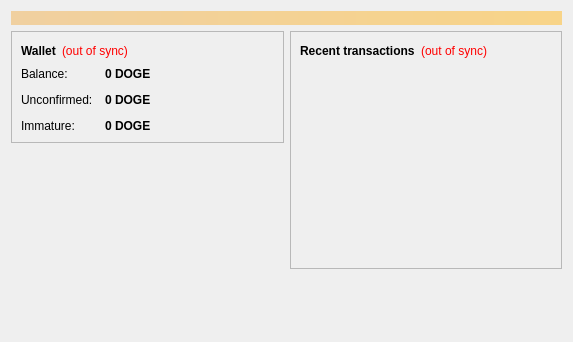
Old version of the form src/qt/forms/overviewpage.ui in the repository canadacoin/coin.
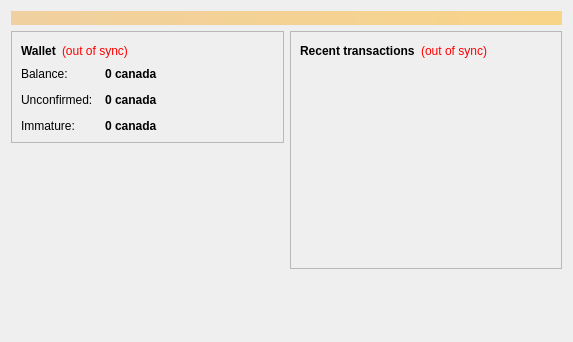
New version of the form. Icons and pictures are not drawn.

Diff of the .ui file:
```diff
--- a/src/qt/forms/overviewpage.ui
+++ b/src/qt/forms/overviewpage.ui
@@ -122,7 +122,7 @@
                <string>Your current balance</string>
               </property>
               <property name="text">
-               <string notr="true">0 DOGE</string>
+               <string notr="true">0 canada</string>
               </property>
               <property name="textInteractionFlags">
                <set>Qt::LinksAccessibleByMouse|Qt::TextSelectableByKeyboard|Qt::TextSelectableByMouse</set>
@@ -151,7 +151,7 @@
                <string>Total of transactions that have yet to be confirmed, and do not yet count toward the current balance</string>
               </property>
               <property name="text">
-               <string notr="true">0 DOGE</string>
+               <string notr="true">0 canada</string>
               </property>
               <property name="textInteractionFlags">
                <set>Qt::LinksAccessibleByMouse|Qt::TextSelectableByKeyboard|Qt::TextSelectableByMouse</set>
@@ -177,7 +177,7 @@
                <string>Mined balance that has not yet matured</string>
               </property>
               <property name="text">
-               <string notr="true">0 DOGE</string>
+               <string notr="true">0 canada</string>
               </property>
               <property name="textInteractionFlags">
                <set>Qt::LinksAccessibleByMouse|Qt::TextSelectableByKeyboard|Qt::TextSelectableByMouse</set>
```
Left out of the diff: 4 changed lines with no effect on the pictures.
